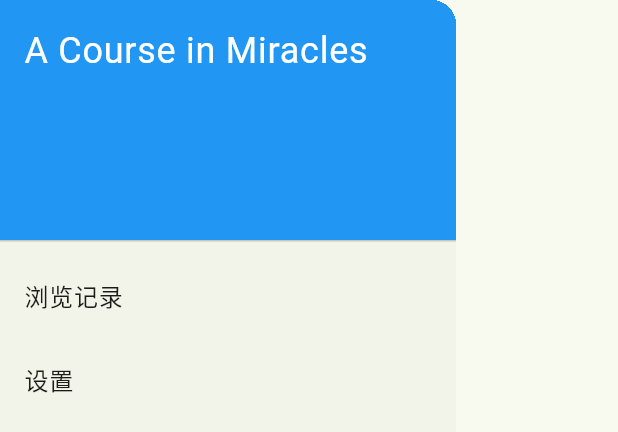
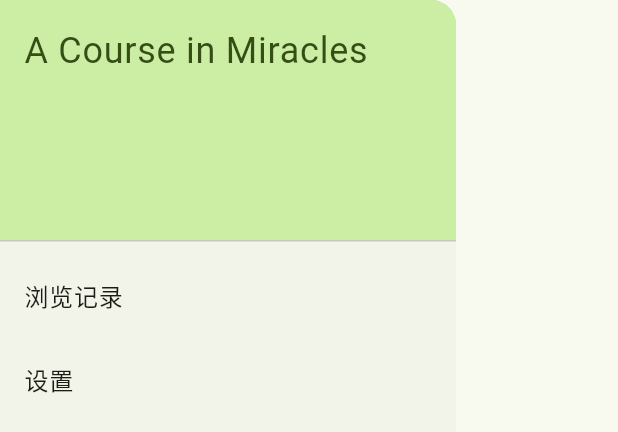
Before and after one commit to zmhawk/acim-helper, a Flutter app: the MenuDrawer widget shown alone on an empty page, opened directly, on a phone screen of 412 x 824 dp. Shown: the top 432 px of the screen. Run offline on Flutter 3.47's test engine with Material 2 defaults, Android fonts, the light colour scheme and no system bars; our stand-ins replace flutter_hooks, shared_preferences; accounts and stored records are empty; statements that could not run were skipped.

Commit message:
fix: 抽屉颜色

```diff
--- a/lib/pages/menu/menu.dart
+++ b/lib/pages/menu/menu.dart
@@ -12,17 +12,17 @@
 class _MenuDrawerState extends State<MenuDrawer> {
   @override
   Widget build(BuildContext context) {
+    ThemeData themeData = Theme.of(context);
     return NavigationDrawer(
       children: [
-        const DrawerHeader(
-          decoration: BoxDecoration(
-            color: Colors.blue,
-          ),
+        DrawerHeader(
+          decoration:
+              BoxDecoration(color: themeData.colorScheme.primaryContainer),
           child: Text(
             'A Course in Miracles',
             style: TextStyle(
-              color: Colors.white,
               fontSize: 24,
+              color: themeData.colorScheme.onPrimaryContainer,
             ),
           ),
         ),
```
